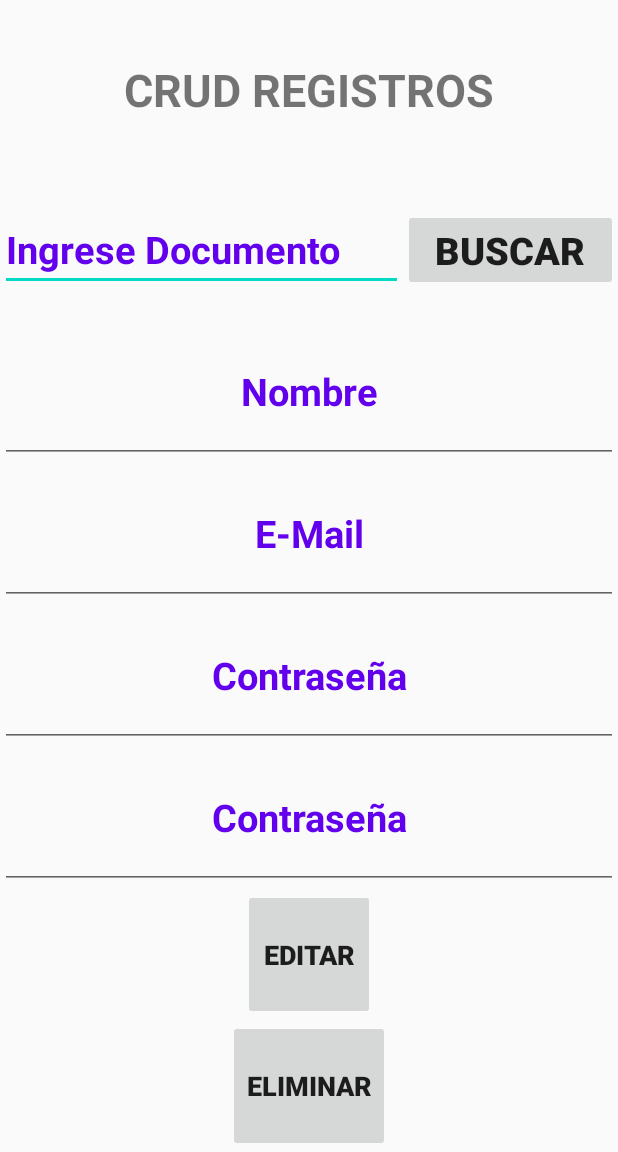
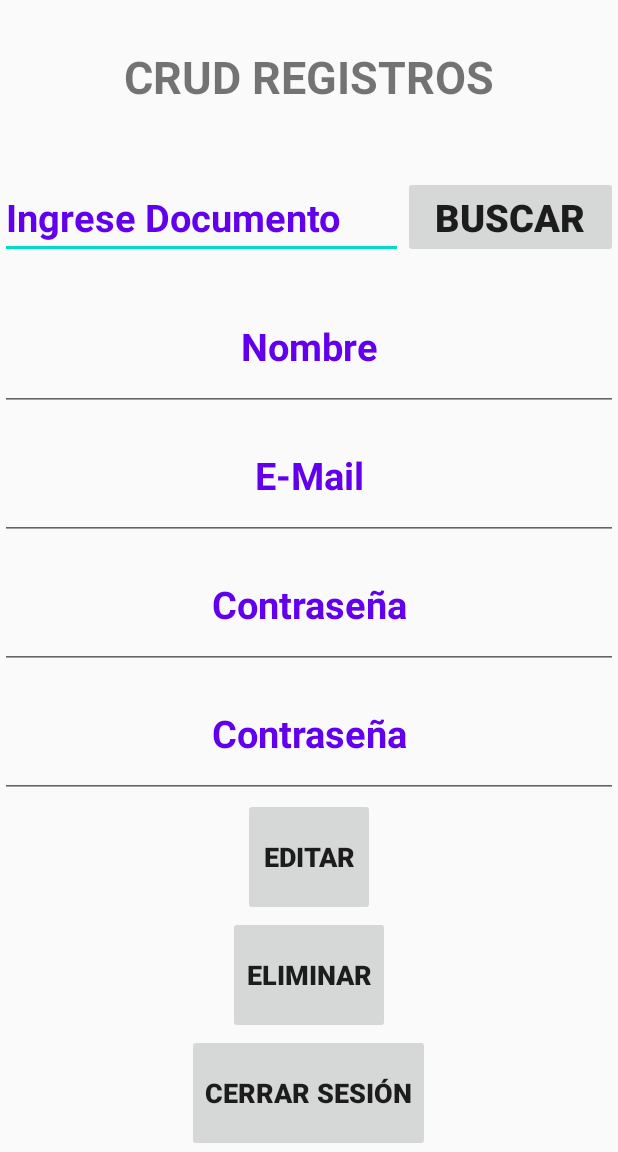
Before and after one commit to Deymoslor/Eventually_v2.1, an Android app: the registros_admin screen opened directly, with no data from a screen before it, on a phone screen of 412 x 824 dp, the part 84-1236 px from its top. Run offline under Robolectric (Android 15) with nearby library versions, the phone set to English and light mode, and no system bars; our stand-ins replace Volley; Roboto replaces fonts that are not available here.

Commit message:
Preferencias.
Preferencia y activity que permite directamente loggear sin necesidad de poner datos y darle a iniciar sesión, también botón de cerrar sesion.

```diff
--- a/app/src/main/java/cursos/alain/eventually_v2/registros_admin.java
+++ b/app/src/main/java/cursos/alain/eventually_v2/registros_admin.java
@@ -2,6 +2,9 @@ package cursos.alain.eventually_v2;
 
 import androidx.appcompat.app.AppCompatActivity;
 
+import android.content.Context;
+import android.content.Intent;
+import android.content.SharedPreferences;
 import android.os.Bundle;
 import android.view.View;
 import android.widget.Button;
@@ -27,7 +30,7 @@ import java.util.Map;
 public class registros_admin extends AppCompatActivity {
 
     EditText Txt_Documento, Txt_Usuario, Txt_Email, Txt_Contra, Txt_Contra_c;
-    Button Btn_Buscar,Btn_Editar,Btn_Eliminar;
+    Button Btn_Buscar,Btn_Editar,Btn_Eliminar,Btn_Cerrar_Sesion;
 
 
 
@@ -47,6 +50,7 @@ public class registros_admin extends AppCompatActivity {
         Btn_Buscar = (Button) findViewById(R.id.Btn_Buscar);
         Btn_Editar = (Button) findViewById(R.id.Btn_Editar);
         Btn_Eliminar = (Button) findViewById(R.id.Btn_Eliminar);
+        Btn_Cerrar_Sesion = (Button) findViewById(R.id.Btn_Cerrar_Sesion);
 
         Btn_Buscar.setOnClickListener(new View.OnClickListener() { //llamamos el botón para buscar usuarios.
             @Override
@@ -71,6 +75,21 @@ public class registros_admin extends AppCompatActivity {
             public void onClick(View v) {
 
                 eliminarCliente("http://192.168.1.56/Eventually_01/Eliminar_Usuario.php");
+
+            }
+        });
+
+        Btn_Cerrar_Sesion.setOnClickListener(new View.OnClickListener() {
+            @Override
+            public void onClick(View v) {
+
+                //Recuperamos las preferencia.
+                SharedPreferences preferences = getSharedPreferences("preferenciasLogin", Context.MODE_PRIVATE);
+                preferences.edit().clear().commit(); //Limpiamos las preferencias mediante este método.
+
+                Intent intent = new Intent(getApplicationContext(),MainActivity.class);
+                startActivity(intent);
+                finish();
 
             }
         });
--- a/app/src/main/res/layout/activity_registros_admin.xml
+++ b/app/src/main/res/layout/activity_registros_admin.xml
@@ -114,6 +114,7 @@
         android:textStyle="bold"
         android:textSize="18sp">
     </Button>
+
     <Button
         android:id="@+id/Btn_Eliminar"
         android:layout_width="wrap_content"
@@ -126,6 +127,17 @@
         android:textSize="18sp">
     </Button>
 
+    <Button
+        android:id="@+id/Btn_Cerrar_Sesion"
+        android:layout_width="wrap_content"
+        android:layout_height="wrap_content"
+        android:layout_weight="1"
+        android:layout_gravity="center"
+        android:gravity="center"
+        android:text="@string/Cerrar_Sesion"
+        android:textStyle="bold"
+        android:textSize="18sp">
+    </Button>
 
 
 </LinearLayout>
--- a/app/src/main/res/values/strings.xml
+++ b/app/src/main/res/values/strings.xml
@@ -5,6 +5,7 @@
     <string name="Contraseña">Contraseña</string>
     <string name="Correo">Correo Electronico</string>
     <string name="Ingresar">Ingresar</string>
+    <string name="Cerrar_Sesion">Cerrar Sesión</string>
     <string name="Olvidacion">¿Olvidaste la contraseña?</string>
     <string name="Registrarse">¿No tienes cuenta?</string>
     <string name="Usuario">Apodo</string>
```
Also changed, not shown: app/src/main/AndroidManifest.xml (+9 -13 lines), app/src/main/java/cursos/alain/eventually_v2/Drawer_principal.java (+25 -0 lines), app/src/main/java/cursos/alain/eventually_v2/MainActivity.java (+54 -6 lines), app/src/main/java/cursos/alain/eventually_v2/Presentacion.java (added, +55 -0 lines), app/src/main/res/layout/activity_presentacion.xml (added, +22 -0 lines).
